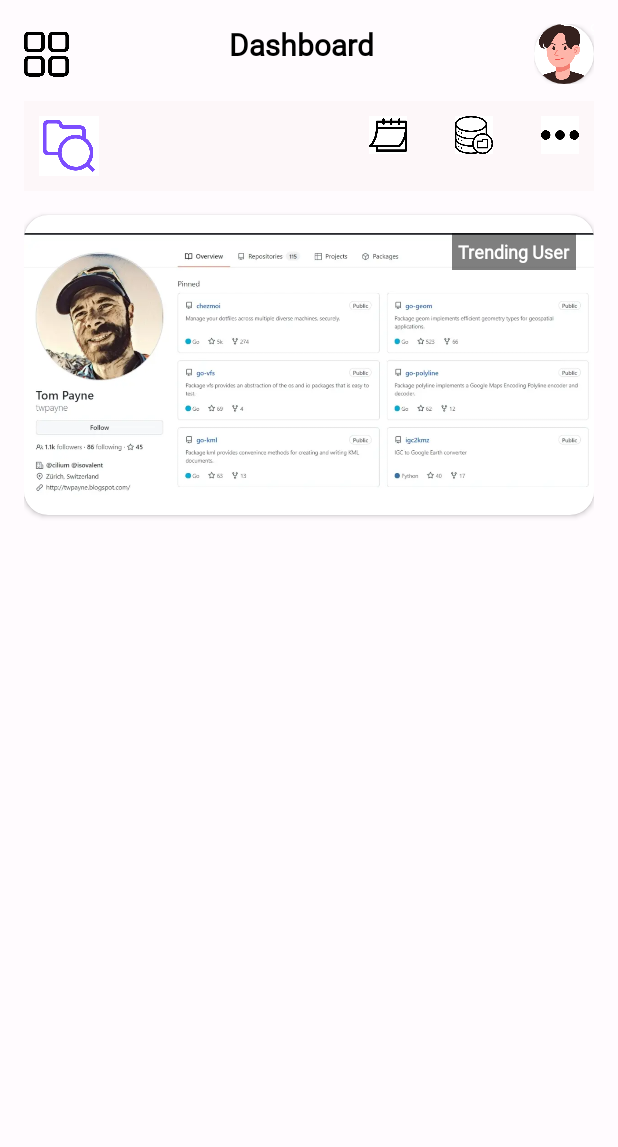
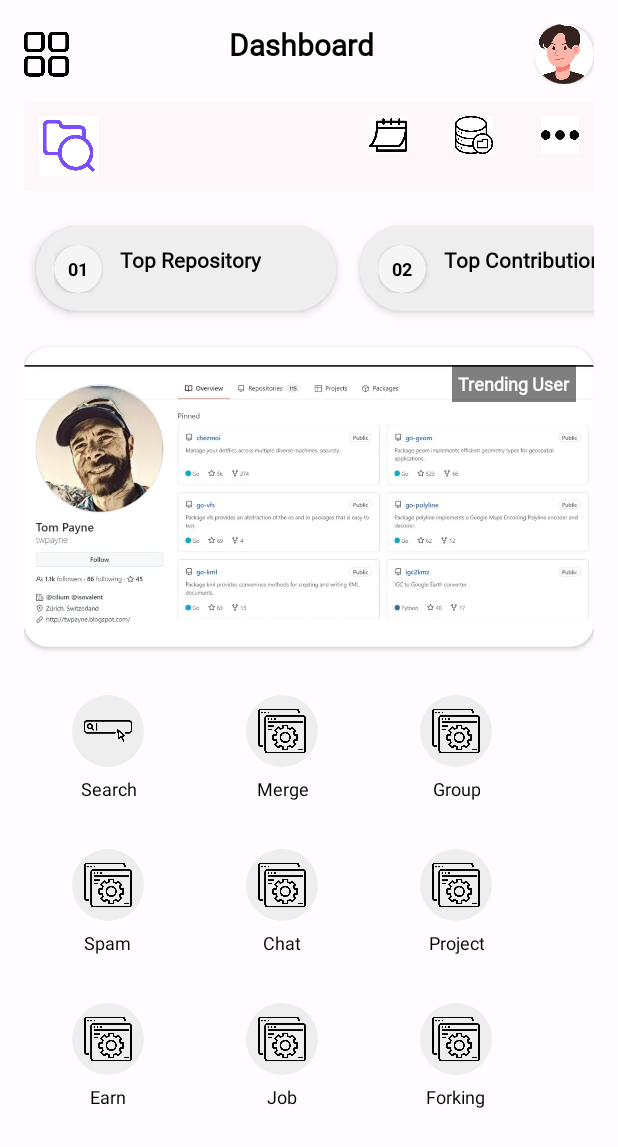
Before and after one commit to imamyusupb/gthb-user-hcs-id, an Android app: the fragment HomeFragment shown on its own in the app's theme, on a phone screen of 412 x 824 dp. Shown: the top 1147 px of the screen. Run offline under Robolectric (Android 15) with nearby library versions, the phone set to English and light mode, and no system bars.

Commit message:
[Feat] Add Home Screen

```diff
--- /dev/null
+++ b/app/src/main/java/com/hcs/findmedev/presentation/home/CategoryAdapter.kt
@@ -0,0 +1,43 @@
+package com.hcs.findmedev.presentation.home
+
+import android.view.LayoutInflater
+import android.view.ViewGroup
+import androidx.recyclerview.widget.RecyclerView
+import com.hcs.findmedev.databinding.ItemCategoryBinding
+
+class CategoryAdapter(
+    private val items: List<CategoryItem>,
+    private val onClick: (CategoryItem) -> Unit
+) : RecyclerView.Adapter<CategoryAdapter.CategoryViewHolder>() {
+
+    inner class CategoryViewHolder(
+        private val binding: ItemCategoryBinding
+    ) : RecyclerView.ViewHolder(binding.root) {
+
+        fun bind(item: CategoryItem) {
+            binding.apply {
+                tvNumber.text = String.format("%02d", item.number)
+                tvCategoryName.text = item.name
+
+                root.setOnClickListener {
+                    onClick(item)
+                }
+            }
+        }
+    }
+
+    override fun onCreateViewHolder(parent: ViewGroup, viewType: Int): CategoryViewHolder {
+        val binding = ItemCategoryBinding.inflate(
+            LayoutInflater.from(parent.context),
+            parent,
+            false
+        )
+        return CategoryViewHolder(binding)
+    }
+
+    override fun onBindViewHolder(holder: CategoryViewHolder, position: Int) {
+        holder.bind(items[position])
+    }
+
+    override fun getItemCount(): Int = items.size
+}
--- /dev/null
+++ b/app/src/main/java/com/hcs/findmedev/presentation/home/CategoryItem.kt
@@ -0,0 +1,6 @@
+package com.hcs.findmedev.presentation.home
+
+data class CategoryItem(
+    val number: Int,
+    val name: String
+)
--- a/app/src/main/java/com/hcs/findmedev/presentation/home/HomeFragment.kt
+++ b/app/src/main/java/com/hcs/findmedev/presentation/home/HomeFragment.kt
@@ -1,13 +1,16 @@
 package com.hcs.findmedev.presentation.home
 
 import android.os.Bundle
-import androidx.fragment.app.Fragment
 import android.view.LayoutInflater
 import android.view.View
 import android.view.ViewGroup
-import com.hcs.findmedev.R
+import android.widget.Toast
+import androidx.fragment.app.Fragment
+import androidx.recyclerview.widget.GridLayoutManager
+import androidx.recyclerview.widget.LinearLayoutManager
+import com.hcs.BottomSheet
+import com.hcs.core.R
 import com.hcs.findmedev.databinding.FragmentHomeBinding
-import com.hcs.findmedev.databinding.FragmentOnboardBinding
 
 class HomeFragment : Fragment() {
     private var _binding: FragmentHomeBinding? = null
@@ -22,6 +25,47 @@ class HomeFragment : Fragment() {
 
     override fun onViewCreated(view: View, savedInstanceState: Bundle?) {
         super.onViewCreated(view, savedInstanceState)
+        // Data dummy kategori
+        val categories = listOf(
+            CategoryItem(1, "Top Repository"),
+            CategoryItem(2, "Top Contribution"),
+            CategoryItem(3, "Most View"),
+        )
+        binding.apply {
+            rvCategory.adapter = CategoryAdapter(categories) { item ->
+                val sheet = BottomSheet()
+                sheet.show(parentFragmentManager, "BottomSheet")
+            }
+            rvCategory.layoutManager = LinearLayoutManager(
+                requireContext(),
+                LinearLayoutManager.HORIZONTAL,
+                false
+            )
+
+
+            // Data dummy menu
+            val menus = listOf(
+                MenuItem(R.drawable.ic_search_menu, "Search"),
+                MenuItem(R.drawable.feature, "Merge"),
+                MenuItem(R.drawable.feature, "Group"),
+                MenuItem(R.drawable.feature, "Spam"),
+                MenuItem(R.drawable.feature, "Chat"),
+                MenuItem(R.drawable.feature, "Project"),
+                MenuItem(R.drawable.feature, "Earn"),
+                MenuItem(R.drawable.feature, "Job"),
+                MenuItem(R.drawable.feature, "Forking")
+            )
+            rvMenu.adapter = MenuAdapter(menus) { menu ->
+                if (menu.title == "Search") {
+                    Toast.makeText(requireContext(), "Search diklik", Toast.LENGTH_SHORT).show()
+                } else {
+                    val sheet = BottomSheet()
+                    sheet.show(parentFragmentManager, "BottomSheet")
+                }
+            }
+            rvMenu.layoutManager = GridLayoutManager(requireContext(), 3)
+
+        }
     }
 
     override fun onDestroy() {
--- /dev/null
+++ b/app/src/main/java/com/hcs/findmedev/presentation/home/MenuAdapter.kt
@@ -0,0 +1,35 @@
+package com.hcs.findmedev.presentation.home
+
+import android.view.LayoutInflater
+import android.view.ViewGroup
+import androidx.recyclerview.widget.RecyclerView
+import com.hcs.findmedev.databinding.ItemMenuBinding
+
+class MenuAdapter(
+    private val items: List<MenuItem>,
+    private val onClick: (MenuItem) -> Unit
+) : RecyclerView.Adapter<MenuAdapter.MenuViewHolder>() {
+
+    inner class MenuViewHolder(private val binding: ItemMenuBinding) : RecyclerView.ViewHolder(binding.root) {
+        fun bind(item: MenuItem) {
+            binding.apply {
+                ivMenuIcon.setImageResource(item.iconRes)
+                tvMenuTitle.text = item.title
+                ivMenuIcon.setOnClickListener {
+                    onClick(item)
+                }
+            }
+        }
+    }
+
+    override fun onCreateViewHolder(parent: ViewGroup, viewType: Int): MenuViewHolder {
+        val binding = ItemMenuBinding.inflate(LayoutInflater.from(parent.context), parent, false)
+        return MenuViewHolder(binding)
+    }
+
+    override fun onBindViewHolder(holder: MenuViewHolder, position: Int) {
+        holder.bind(items[position])
+    }
+
+    override fun getItemCount(): Int = items.size
+}
--- /dev/null
+++ b/app/src/main/java/com/hcs/findmedev/presentation/home/MenuItem.kt
@@ -0,0 +1,6 @@
+package com.hcs.findmedev.presentation.home
+
+data class MenuItem(
+    val iconRes: Int,
+    val title: String
+)
--- a/app/src/main/res/layout/fragment_home.xml
+++ b/app/src/main/res/layout/fragment_home.xml
@@ -3,6 +3,7 @@
     xmlns:app="http://schemas.android.com/apk/res-auto"
     android:layout_width="match_parent"
     android:layout_height="match_parent"
+    xmlns:tools="http://schemas.android.com/tools"
     android:background="@color/colorBackground"
     android:padding="16dp">
 
@@ -124,7 +125,10 @@
     <androidx.recyclerview.widget.RecyclerView
         android:id="@+id/rvCategory"
         android:layout_width="0dp"
+        tools:listitem="@layout/item_category"
+        tools:itemCount="1"
         android:layout_height="wrap_content"
+        android:layout_marginTop="16dp"
         app:layout_constraintEnd_toEndOf="parent"
         app:layout_constraintStart_toStartOf="parent"
         app:layout_constraintTop_toBottomOf="@+id/toolbarList" />
@@ -170,12 +174,13 @@
 
     <androidx.recyclerview.widget.RecyclerView
         android:id="@+id/rvMenu"
-        app:layout_constraintTop_toBottomOf="@id/containerTrending"
         android:layout_width="0dp"
-        app:layout_constraintStart_toStartOf="parent"
-        app:layout_constraintEnd_toEndOf="parent"
         android:layout_height="wrap_content"
+        android:clipToPadding="false"
+        tools:listitem="@layout/item_menu"
         android:padding="16dp"
-        android:clipToPadding="false"/>
+        app:layout_constraintEnd_toEndOf="@+id/containerTrending"
+        app:layout_constraintStart_toStartOf="@+id/containerTrending"
+        app:layout_constraintTop_toBottomOf="@id/containerTrending" />
 
 </androidx.constraintlayout.widget.ConstraintLayout>
--- a/app/src/main/res/layout/fragment_onboard.xml
+++ b/app/src/main/res/layout/fragment_onboard.xml
@@ -37,7 +37,7 @@
             android:id="@+id/buttonNext"
             android:layout_width="wrap_content"
             android:layout_height="wrap_content"
-            android:text="Start"
+            android:text="@string/start"
             app:layout_constraintBottom_toBottomOf="parent"
             app:layout_constraintEnd_toEndOf="parent"
             app:layout_constraintTop_toBottomOf="@id/onboardingViewPager"
--- /dev/null
+++ b/app/src/main/res/layout/item_category.xml
@@ -0,0 +1,49 @@
+<?xml version="1.0" encoding="utf-8"?>
+<androidx.cardview.widget.CardView xmlns:android="http://schemas.android.com/apk/res/android"
+    xmlns:app="http://schemas.android.com/apk/res-auto"
+    android:layout_width="200dp"
+    android:layout_height="wrap_content"
+    android:layout_margin="8dp"
+    app:cardCornerRadius="32dp"
+    android:backgroundTint="@color/gray_200"
+    app:cardElevation="4dp">
+
+    <LinearLayout
+        android:layout_width="match_parent"
+        android:layout_height="wrap_content"
+        android:orientation="horizontal"
+        android:padding="12dp">
+
+        <!-- Bulat nomor -->
+        <androidx.cardview.widget.CardView
+            android:layout_width="32dp"
+            android:layout_height="32dp"
+            app:cardCornerRadius="16dp"
+            android:layout_gravity="center_vertical"
+            app:cardBackgroundColor="@color/gray_100">
+
+            <TextView
+                android:id="@+id/tvNumber"
+                android:layout_width="match_parent"
+                android:layout_height="match_parent"
+                android:gravity="center"
+                android:text="01"
+                android:textColor="@android:color/black"
+                android:textStyle="bold"
+                android:textSize="12sp"/>
+        </androidx.cardview.widget.CardView>
+
+        <!-- Nama kategori -->
+        <TextView
+            android:id="@+id/tvCategoryName"
+            android:fontFamily="@font/inter_normal"
+            android:layout_width="wrap_content"
+            android:layout_height="wrap_content"
+            android:layout_marginStart="12dp"
+            android:text="Category A"
+            android:textSize="14sp"
+            android:textStyle="bold"
+            android:textColor="@color/black"
+            android:gravity="center_vertical"/>
+    </LinearLayout>
+</androidx.cardview.widget.CardView>
--- /dev/null
+++ b/app/src/main/res/layout/item_menu.xml
@@ -0,0 +1,27 @@
+<?xml version="1.0" encoding="utf-8"?>
+<LinearLayout xmlns:android="http://schemas.android.com/apk/res/android"
+    android:layout_width="wrap_content"
+    android:layout_height="wrap_content"
+    android:gravity="center"
+    android:orientation="vertical"
+    android:padding="16dp">
+
+    <ImageButton
+        android:id="@+id/ivMenuIcon"
+        android:layout_width="48dp"
+        android:layout_height="48dp"
+        android:src="@drawable/feature"
+        android:background="@drawable/bg_circle_gray"
+        android:padding="8dp"
+        android:scaleType="centerInside"/>
+
+    <TextView
+        android:id="@+id/tvMenuTitle"
+        android:layout_width="wrap_content"
+        android:layout_height="wrap_content"
+        android:text="Menu"
+        android:textSize="12sp"
+        android:textColor="@color/black"
+        android:layout_marginTop="6dp"
+        android:gravity="center"/>
+</LinearLayout>
--- a/app/src/main/res/values-night/themes.xml
+++ b/app/src/main/res/values-night/themes.xml
@@ -1,6 +1,6 @@
 <resources xmlns:tools="http://schemas.android.com/tools">
     <!-- Base application theme. -->
-    <style name="Base.Theme.FindMeDev" parent="Theme.Material3.DayNight.NoActionBar">
+    <style name="Base.Theme.FindMeDev" parent="Theme.Material3.Light.NoActionBar">
         <!-- Customize your dark theme here. -->
         <!-- <item name="colorPrimary">@color/my_dark_primary</item> -->
     </style>
--- a/core/build.gradle.kts
+++ b/core/build.gradle.kts
@@ -34,6 +34,7 @@ android {
     }
 
     buildFeatures {
+        viewBinding = true
         buildConfig = true
     }
     buildTypes {
--- /dev/null
+++ b/core/src/main/res/drawable/bg_circle_gray.xml
@@ -0,0 +1,4 @@
+<?xml version="1.0" encoding="utf-8"?>
+<shape xmlns:android="http://schemas.android.com/apk/res/android" android:shape="oval">
+    <solid android:color="@color/gray_200"/>
+</shape>
--- /dev/null
+++ b/core/src/main/res/drawable/bg_top_radius.xml
@@ -0,0 +1,6 @@
+<shape xmlns:android="http://schemas.android.com/apk/res/android">
+    <solid android:color="#ffffff"/>
+    <corners
+        android:topRightRadius="18dp"
+        android:topLeftRadius="18dp"/>
+</shape>
--- a/core/src/main/res/values/strings.xml
+++ b/core/src/main/res/values/strings.xml
@@ -2,4 +2,5 @@
     <string name="desc_onboard_porto">Showcase your projects and build a professional portfolio directly on GitHub. Organize your repositories, pin your best work, and make your profile stand out to recruiters, clients, or collaborators. Your GitHub profile can become your live resume for the tech world.</string>
     <string name="desc_onboard_collab">Work together with developers from all over the world. Contribute to open-source projects, review pull requests, and share ideas through issues and discussions. GitHub makes it easy to collaborate, manage code versions, and grow your teamwork skills.</string>
     <string name="desc_onboard_learning">Explore millions of public repositories to learn new coding techniques and best practices. Fork projects, read source code, and stay up-to-date with the latest tools and frameworks. GitHub is one of the best places to keep improving your skills as a developer.</string>
+    <string name="start">Start</string>
 </resources>
```
Also changed, not shown: app/src/main/java/com/hcs/findmedev/presentation/search/SearchUserFragment.kt (+0 -39 lines), app/src/main/res/values/themes.xml (+11 -1 lines), core/src/main/java/com/hcs/BottomSheet.kt (added, +38 -0 lines), core/src/main/res/layout/bottom_sheet_not_ready.xml (renamed from app/src/main/res/layout/drawer_content_not_ready.xml, +5 -4 lines), core/src/main/res/drawable/ic_search_menu.webp (added).
